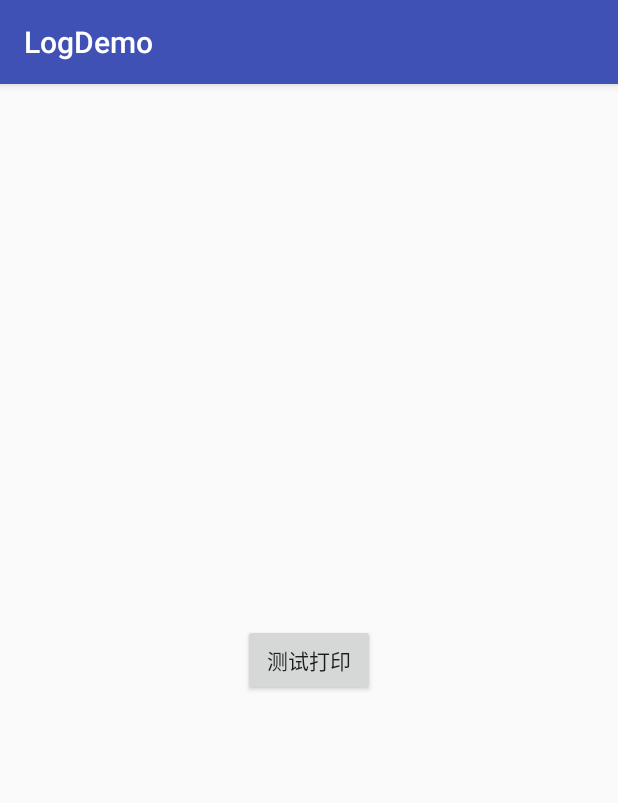
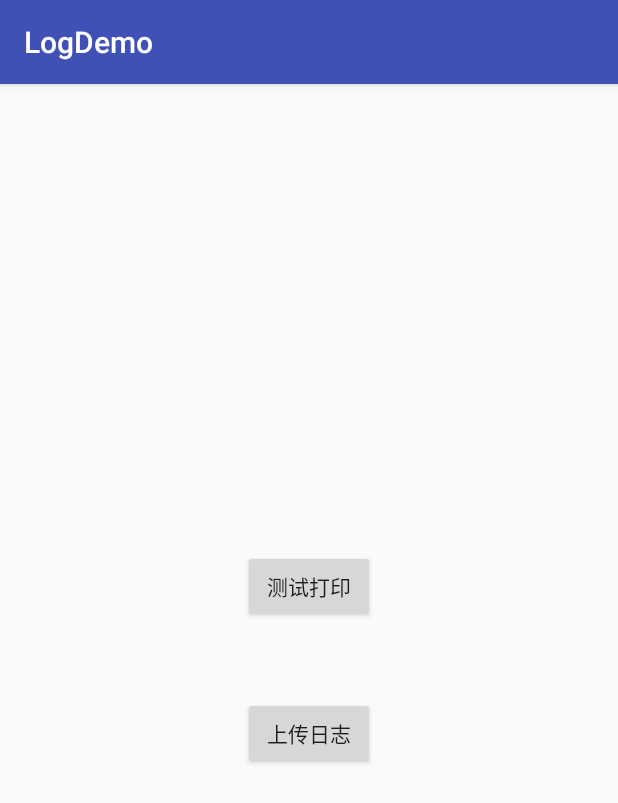
Before and after one commit to LuckyCodeer/AndroidLogLib, an Android app: the screen it shows after launch (MainActivity), on a phone screen of 412 x 824 dp. Shown: the top 803 px of the screen. Run offline under Robolectric (Android 15) with nearby library versions, the phone set to English and light mode, and no system bars.

Commit message:
完善代码,修改一些错误

```diff
--- a/app/src/main/AndroidManifest.xml
+++ b/app/src/main/AndroidManifest.xml
@@ -1,6 +1,9 @@
 <?xml version="1.0" encoding="utf-8"?>
 <manifest xmlns:android="http://schemas.android.com/apk/res/android"
     package="com.yhw.log" >
+    <uses-permission android:name="android.permission.READ_EXTERNAL_STORAGE"/>
+    <uses-permission android:name="android.permission.WRITE_EXTERNAL_STORAGE"/>
+    <uses-permission android:name="android.permission.INTERNET"/>
 
     <application
         android:allowBackup="true"
--- a/app/src/main/java/com/yhw/log/MainActivity.java
+++ b/app/src/main/java/com/yhw/log/MainActivity.java
@@ -6,6 +6,7 @@ import android.view.View;
 import android.widget.Button;
 
 import com.yhw.loglib.Logger;
+import com.yhw.loglib.http.UploadLog;
 
 /**
  * demo
@@ -19,6 +20,7 @@ public class MainActivity extends AppCompatActivity {
         setContentView(R.layout.activity_main);
 
         Button logBtn = (Button) findViewById(R.id.log_btn);
+        //打印
         logBtn.setOnClickListener(new View.OnClickListener() {
             @Override
             public void onClick(View v) {
@@ -26,5 +28,24 @@ public class MainActivity extends AppCompatActivity {
                 Logger.i(TAG,"hello world 2!");
             }
         });
+
+        Button logUploadBtn = (Button) findViewById(R.id.log_upload_btn);
+        //上传日志
+        logUploadBtn.setOnClickListener(new View.OnClickListener() {
+            @Override
+            public void onClick(View v) {
+                Logger.upLoadLog(MainActivity.this, new UploadLog.UploadLogListener() {
+                    @Override
+                    public void onSuccess(String msg) {
+                        Logger.i(msg);
+                    }
+
+                    @Override
+                    public void onFailure(String errorMsg, int errorCode) {
+                        Logger.e(errorMsg+" , "+errorCode);
+                    }
+                });
+            }
+        });
     }
 }
--- a/app/src/main/java/com/yhw/log/MyApplication.java
+++ b/app/src/main/java/com/yhw/log/MyApplication.java
@@ -17,18 +17,21 @@ public class MyApplication extends Application {
         super.onCreate();
 
         //初始化日志配置
-        LogConfig logConfig = new LogConfig.Builder()
-                .setLog(true) //设置日志打印开关 默认为true
-                .setTAG("AAAAA") //统一设置日志TAG 默认为LOG_TAG
-                .setSaveFile(true) //设置日志是否保存到文件 默认为false
+        new LogConfig.Builder()
+                //设置日志打印开关 默认为true
+                .setLog(true)
+                //统一设置日志TAG 默认为LOG_TAG
+                .setTAG("AAAAA")
+                //设置日志是否保存到文件 默认为false
+                .setSaveFile(true)
                 //设置日志保存路径，在设置setSaveFile为true的情况下必须设置该路径
                 .setLogPath(Environment.getExternalStorageDirectory().getPath())
                 //设置日志名称 默认为当天的日期如2017-11-13，设置后变为log_2017-11-13
                 .setLogFileName("log")
-                .setMaxSaveDay(7)//设置日志在客户端最大保存天数 默认为7天
-                .setUploadUrl("http://xxx") //设置日志上传服务器地址 不上传的情况下可以不设置
+                //设置日志在客户端最大保存天数 默认为7天
+                .setMaxSaveDay(7)
+                //设置日志上传服务器地址 不上传的情况下可以不设置
+                .setUploadUrl("http://xxx")
                 .build();
-        //设置日志配置
-        Logger.init(logConfig);
     }
 }
--- a/app/src/main/res/layout/activity_main.xml
+++ b/app/src/main/res/layout/activity_main.xml
@@ -1,16 +1,25 @@
 <?xml version="1.0" encoding="utf-8"?>
-<FrameLayout xmlns:android="http://schemas.android.com/apk/res/android"
+<LinearLayout xmlns:android="http://schemas.android.com/apk/res/android"
     xmlns:app="http://schemas.android.com/apk/res-auto"
     xmlns:tools="http://schemas.android.com/tools"
     android:layout_width="match_parent"
     android:layout_height="match_parent"
+    android:gravity="center"
+    android:orientation="vertical"
     tools:context="com.yhw.log.MainActivity">
+
 
     <Button
         android:id="@+id/log_btn"
         android:layout_width="wrap_content"
         android:layout_height="wrap_content"
-        android:layout_gravity="center"
         android:text="测试打印" />
 
-</FrameLayout>
+    <Button
+        android:id="@+id/log_upload_btn"
+        android:layout_width="wrap_content"
+        android:layout_height="wrap_content"
+        android:layout_marginTop="50dp"
+        android:text="上传日志" />
+
+</LinearLayout>
--- a/loglib/src/main/AndroidManifest.xml
+++ b/loglib/src/main/AndroidManifest.xml
@@ -1,6 +1,10 @@
 <manifest xmlns:android="http://schemas.android.com/apk/res/android"
 
     package="com.yhw.loglib">
+
+    <uses-permission android:name="android.permission.READ_EXTERNAL_STORAGE"/>
+    <uses-permission android:name="android.permission.WRITE_EXTERNAL_STORAGE"/>
+    <uses-permission android:name="android.permission.INTERNET"/>
 
     <application android:allowBackup="true" android:label="@string/app_name"
         android:supportsRtl="true">
--- a/loglib/src/main/java/com/yhw/loglib/Logger.java
+++ b/loglib/src/main/java/com/yhw/loglib/Logger.java
@@ -27,7 +27,7 @@ public class Logger {
     /**
      * 设置配置文件
      */
-    public static void init(LogConfig logConfig){
+    public static void setLogConfig(LogConfig logConfig){
         if(logConfig==null){
             return;
         }
@@ -147,6 +147,9 @@ public class Logger {
         if(mLogConfig==null){
             throw new IllegalArgumentException("Logger没有初始化成功,LogConfig不能为null！");
         }
+        if(TextUtils.isEmpty(mLogConfig.getUploadUrl())){
+            throw new IllegalArgumentException("日志服务器上传地址不能为空！");
+        }
         UploadLog uploadLog = new UploadLog(context,uploadLogListener);
         uploadLog.setLogUrl(mLogConfig.getUploadUrl());
         uploadLog.setLogPath(mLogConfig.getLogPath());
--- a/loglib/src/main/java/com/yhw/loglib/config/LogConfig.java
+++ b/loglib/src/main/java/com/yhw/loglib/config/LogConfig.java
@@ -2,6 +2,7 @@ package com.yhw.loglib.config;
 
 import android.text.TextUtils;
 
+import com.yhw.loglib.Logger;
 import com.yhw.loglib.utils.DateUtil;
 
 import java.io.File;
@@ -132,6 +133,7 @@ public class LogConfig {
                     logConfig.logFileName = logConfig.logFileName+"_"+DateUtil.getDate();
                 }
             }
+            Logger.setLogConfig(logConfig);
             return logConfig;
         }
     }
```
Also changed, not shown: loglib/src/main/java/com/yhw/loglib/http/UploadLog.java (+21 -6 lines), 1 other file.
